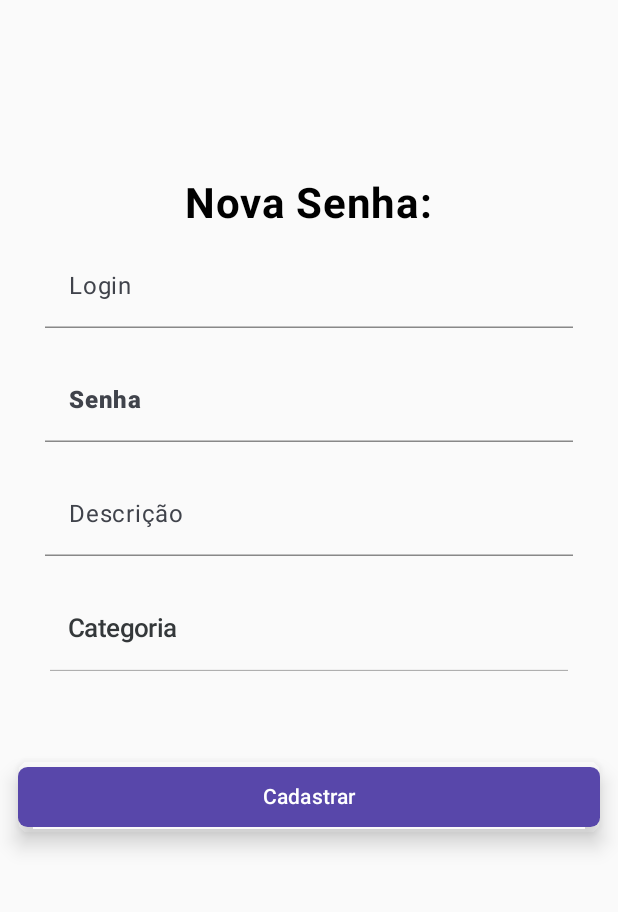
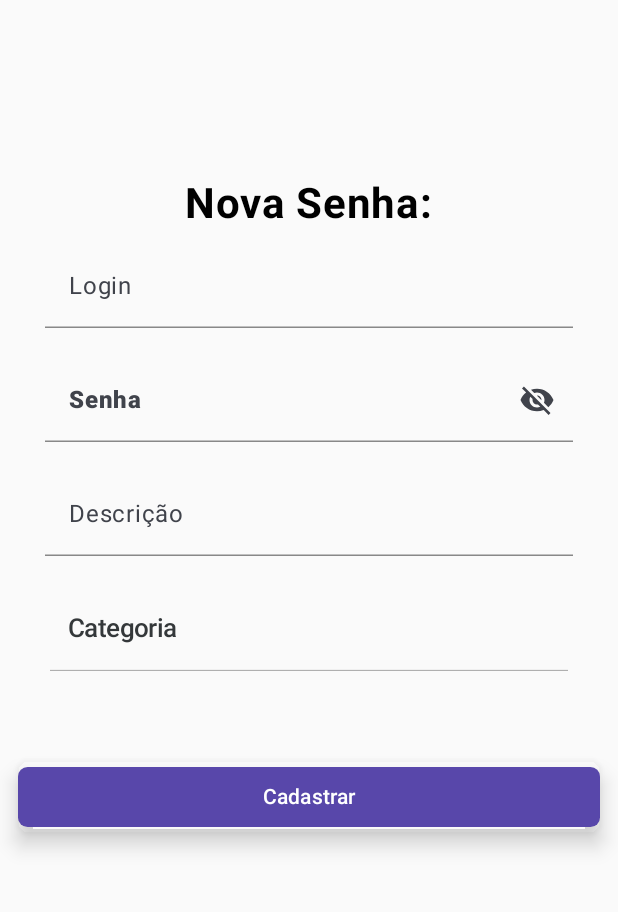
Before and after one commit to LeticiaSumida/PI3-Turma4-5, an Android app built with Jetpack Compose: the PasswordActivity screen opened directly, with no data from a screen before it, on a phone screen of 412 x 824 dp, the part 105-1017 px from its top. Run offline under Robolectric (Android 15) with nearby library versions, the phone set to English and light mode, and no system bars; our stand-ins replace Firebase (no records; nobody signed in at launch, a user with empty details on screens opened directly).

Commit message:
botoes de ver e esconder senha e campos obrigatorios destacados

```diff
--- a/SuperID/app/src/main/java/br/edu/puc/superid/PasswordActivity.kt
+++ b/SuperID/app/src/main/java/br/edu/puc/superid/PasswordActivity.kt
@@ -23,6 +23,8 @@ import androidx.compose.material.icons.automirrored.outlined.Logout
 import androidx.compose.material.icons.filled.AccountCircle
 import androidx.compose.material.icons.filled.ArrowBackIosNew
 import androidx.compose.material.icons.filled.CheckCircle
+import androidx.compose.material.icons.filled.Visibility
+import androidx.compose.material.icons.filled.VisibilityOff
 import androidx.compose.material.icons.filled.Warning
 import androidx.compose.material.icons.outlined.Home
 import androidx.compose.material.icons.outlined.Lock
@@ -53,6 +55,7 @@ import androidx.compose.ui.graphics.Color
 import androidx.compose.ui.platform.LocalContext
 import androidx.compose.ui.text.font.FontWeight
 import androidx.compose.ui.text.input.PasswordVisualTransformation
+import androidx.compose.ui.text.input.VisualTransformation
 import androidx.compose.ui.text.style.TextAlign
 import androidx.compose.ui.tooling.preview.Preview
 import androidx.compose.ui.unit.DpOffset
@@ -498,39 +501,36 @@ fun carregarCategorias(categorias: SnapshotStateList<String>) {
         }
 }
 
-
 @Composable
 fun UnderlineTextField(
     value: String,
     onValueChange: (String) -> Unit,
     label: String,
 ) {
-        if (label == "Senha") {
+    var senhaVisivel by remember { mutableStateOf(false) }
+
+    val visualTransformation =
+        if (label == "Senha" && !senhaVisivel) PasswordVisualTransformation() else VisualTransformation.None
+
     TextField(
         value = value,
         onValueChange = onValueChange,
-                label = { Text(label, fontWeight = FontWeight.ExtraBold) },
-                colors = TextFieldDefaults.colors(
-                    focusedTextColor = Color.Black,
-                    unfocusedTextColor = Color.Black,
-                    disabledTextColor = Color.LightGray,
-                    focusedContainerColor = Color.Transparent,
-                    unfocusedContainerColor = Color.Transparent,
-                    disabledContainerColor = Color.Transparent,
-                    focusedIndicatorColor = Color.Gray,
-                    unfocusedIndicatorColor = Color.Gray,
-                    disabledIndicatorColor = Color.Transparent
-                ),
-                modifier = Modifier
-                    .fillMaxWidth()
-                    .padding(vertical = 10.dp, horizontal = 30.dp),
-                visualTransformation = PasswordVisualTransformation()
+        label = {
+            Text(
+                label,
+                fontWeight = if (label == "Senha") FontWeight.ExtraBold else FontWeight.Normal
             )
-        } else {
-            TextField(
-                value = value,
-                onValueChange = onValueChange,
-                label = { Text(label) },
+        },
+        trailingIcon = {
+            if (label == "Senha") {
+                val image = if (senhaVisivel) Icons.Default.Visibility else Icons.Default.VisibilityOff
+                val description = if (senhaVisivel) "Ocultar senha" else "Mostrar senha"
+                IconButton(onClick = { senhaVisivel = !senhaVisivel }) {
+                    Icon(imageVector = image, contentDescription = description)
+                }
+            }
+        },
+        visualTransformation = visualTransformation,
         colors = TextFieldDefaults.colors(
             focusedTextColor = Color.Black,
             unfocusedTextColor = Color.Black,
@@ -547,7 +547,7 @@ fun carregarCategorias(categorias: SnapshotStateList<String>) {
             .padding(vertical = 10.dp, horizontal = 30.dp)
     )
 }
-    }
+
 
             fun gerarToken(tamanho: Int = 256): String {
                 val caracteres = "ABCDEFGHIJKLMNOPQRSTUVWXYZabcdefghijklmnopqrstuvwxyz0123456789"
```
Also changed, not shown: SuperID/app/src/main/java/br/edu/puc/superid/CategoriesScreenActivity.kt (+7 -1 lines), SuperID/app/src/main/java/br/edu/puc/superid/SignInActivity.kt (+30 -18 lines), SuperID/app/src/main/java/br/edu/puc/superid/SignUpActivity.kt (+35 -22 lines), SuperID/app/src/main/java/br/edu/puc/superid/ui/MessageScreen.kt (+19 -3 lines). Lines whose indentation alone changed are shown as unchanged.
